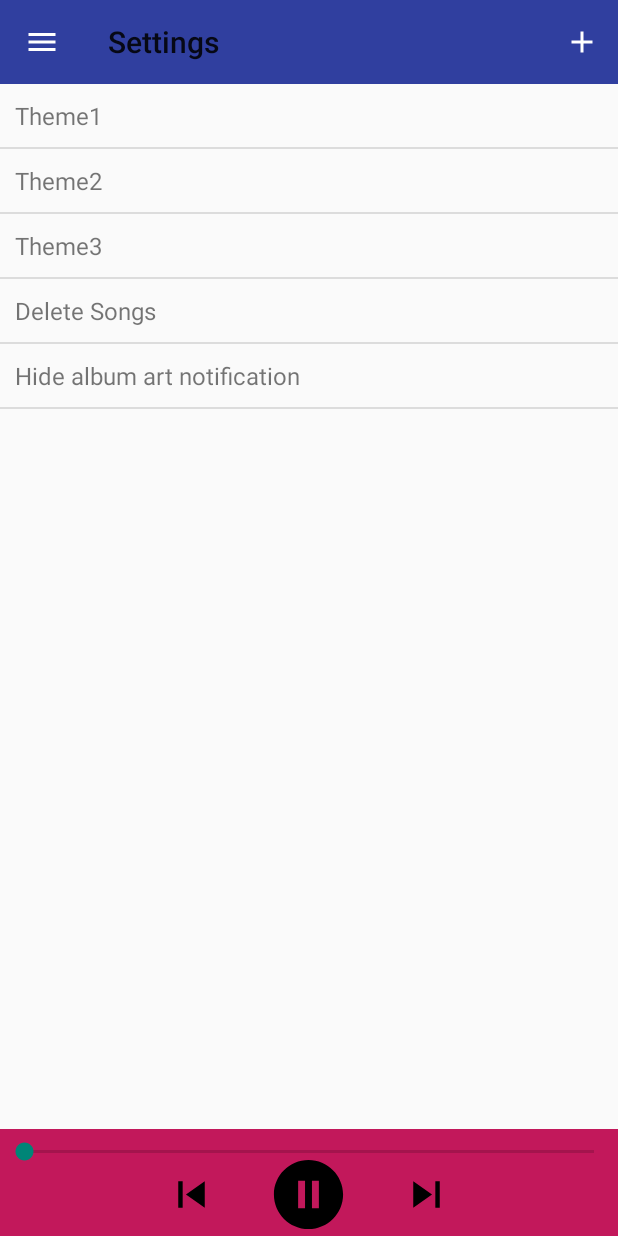
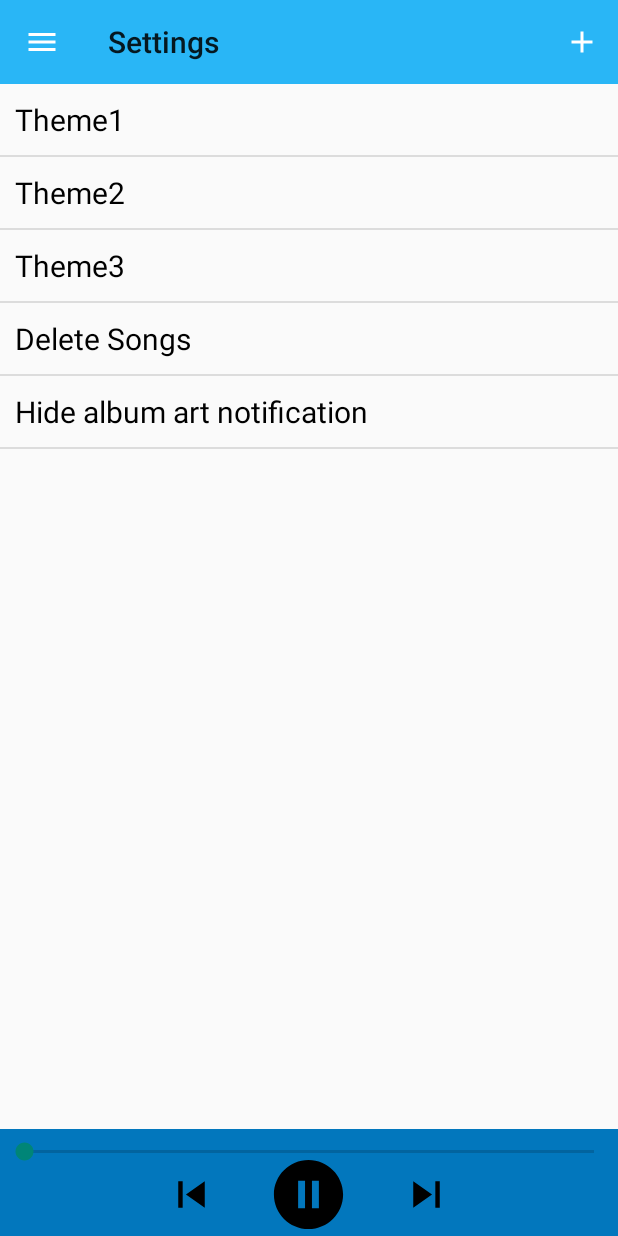
Before and after one commit to GershonR/TheElement, an Android app: the screen it shows after launch (MainActivity), in the side drawer, after a tap on "Settings", on a phone screen of 412 x 824 dp. Run offline under Robolectric (Android 15) with nearby library versions, the phone set to English and light mode, and no system bars; 10 statements that could not run were skipped.

Commit message:
Final changes for selecting a theme.

```diff
--- a/TheElement/app/src/main/java/fifthelement/theelement/presentation/fragments/SettingFragment.java
+++ b/TheElement/app/src/main/java/fifthelement/theelement/presentation/fragments/SettingFragment.java
@@ -37,7 +37,7 @@ public class SettingFragment extends Fragment {
 
 
         // Create and populate a List of for the library.
-        String[] options = new String[]{"Theme1", "Theme2", "Theme3", "Delete Songs", "Hide album art notification "};
+        String[] options = new String[]{"Theme1", "Theme2", "Theme3", "Delete Songs", "Hide album art notification"};
         ArrayList<String> libraryList = new ArrayList<String>();
         libraryList.addAll(Arrays.asList(options));
 
--- a/TheElement/app/src/main/res/layout/nav_header.xml
+++ b/TheElement/app/src/main/res/layout/nav_header.xml
@@ -2,7 +2,7 @@
 <LinearLayout xmlns:android="http://schemas.android.com/apk/res/android"
     android:layout_width="match_parent"
     android:layout_height="192dp"
-    android:background="@color/colorPrimaryDark"
+    android:background="?attr/mainColorDark"
     android:padding="16dp"
     android:theme="@style/ThemeOverlay.AppCompat.Dark"
     android:orientation="vertical"
@@ -12,6 +12,7 @@
         android:layout_width="match_parent"
         android:layout_height="wrap_content"
         android:text="The Element"
-        android:textAppearance="@style/TextAppearance.AppCompat.Body1"/>
+        android:textAppearance="@color/black"
+        android:textSize="@dimen/text_size_large"/>
 
 </LinearLayout>
--- a/TheElement/app/src/main/res/layout/simplerow.xml
+++ b/TheElement/app/src/main/res/layout/simplerow.xml
@@ -5,4 +5,5 @@
         android:layout_height="wrap_content"
         android:id="@+id/rowTextView"
         android:padding="10dp"
-        android:textSize="16sp"></TextView>
+        android:textSize="20sp"
+        android:textAppearance="@color/black"></TextView>
--- a/TheElement/app/src/main/res/values/colors.xml
+++ b/TheElement/app/src/main/res/values/colors.xml
@@ -1,14 +1,21 @@
 <?xml version="1.0" encoding="utf-8"?>
 <resources>
-    <color name="colorPrimary">#3F51B5</color>
-    <color name="colorPrimaryDark">#303F9F</color>
-    <color name="colorAccent">#C2185B</color>
+    <color name="colorPrimary">#311B92</color>
+    <color name="colorPrimaryDark">#29B6F6</color>
+    <color name="colorAccent">#0277BD</color>
 
-    <color name="greenPrimary">#00838F</color>
-    <color name="greenPrimaryDark">#78909C</color>
-    <color name="greenAccent">#4DD0E1</color>
+    <color name="greenPrimary">#78909C</color>
+    <color name="greenPrimaryDark">#26C6DA</color>
+    <color name="greenAccent">#0899a6</color>
+
+    <color name="redPrimary">#00838F</color>
+    <color name="redPrimaryDark">#f37f62</color>
+    <color name="redAccent">#ef4c24</color>
+    <color name="redBackground">#78909C</color>
     <!-- A transparent black -->
     <color name="transparent_black">#aa000000</color>
+
+
 
     <!-- selected tab text -->
     <color name="selected_tabtext">#bb000000</color>
--- a/TheElement/app/src/main/res/values/styles.xml
+++ b/TheElement/app/src/main/res/values/styles.xml
@@ -9,6 +9,7 @@
         <item name="mainColor">@color/colorPrimary</item>
         <item name="mainColorDark">@color/colorPrimaryDark</item>
         <item name="accentColor">@color/colorAccent</item>
+
     </style>
 
 
@@ -16,12 +17,14 @@
         <item name="mainColor">@color/greenPrimary</item>
         <item name="mainColorDark">@color/greenPrimaryDark</item>
         <item name="accentColor">@color/greenAccent</item>
+
     </style>
 
     <style name="DarkBlueTheme" parent="Theme.AppCompat.Light.NoActionBar">
-        <item name="mainColor">@color/colorPrimary</item>
-        <item name="mainColorDark">@color/colorPrimaryDark</item>
-        <item name="accentColor">@color/black</item>
+        <item name="mainColor">@color/redPrimary</item>
+        <item name="mainColorDark">@color/redPrimaryDark</item>
+        <item name="accentColor">@color/redAccent</item>
+
     </style>
 
 </resources>
```
